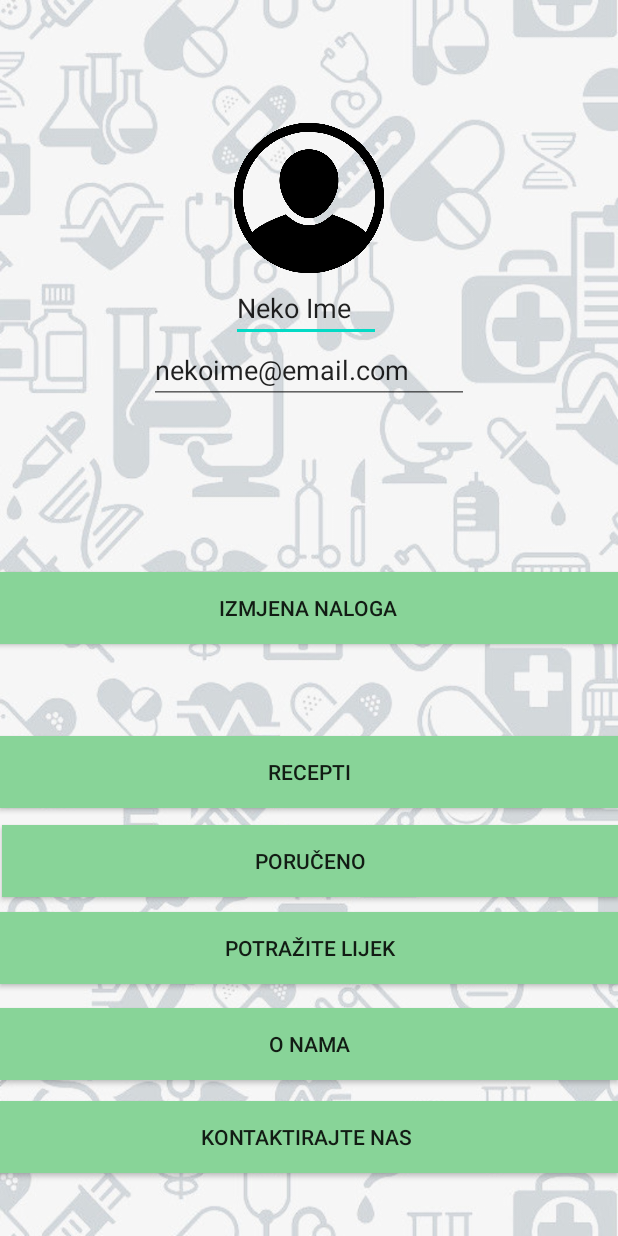
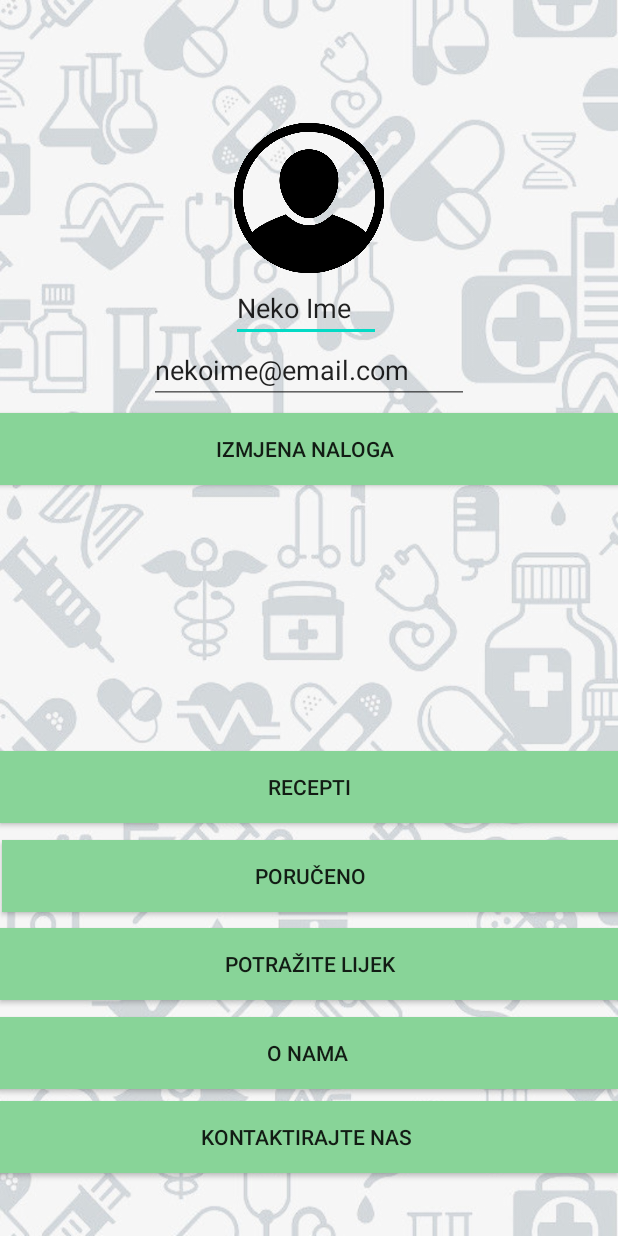
Before and after one commit to teodorabenic/Med2Go, an Android app: the layout mojnalog.xml on its own in the app's theme, with its tools: preview values and no code run, on a phone screen of 412 x 824 dp. Run offline under Robolectric (Android 15) with nearby library versions, the phone set to English and light mode, and no system bars.

Commit message:
opet dugmad..

```diff
--- a/app/src/main/res/layout/mojnalog.xml
+++ b/app/src/main/res/layout/mojnalog.xml
@@ -50,8 +50,8 @@
         android:layout_height="wrap_content"
         android:layout_alignParentStart="true"
         android:layout_alignParentTop="true"
-        android:layout_marginStart="-2dp"
-        android:layout_marginTop="381dp"
+        android:layout_marginStart="-6dp"
+        android:layout_marginTop="275dp"
         android:background="#88D498"
         android:text="Izmjena naloga" />
 
@@ -61,7 +61,8 @@
         android:layout_height="wrap_content"
         android:layout_alignParentStart="true"
         android:layout_alignParentBottom="true"
-        android:layout_marginBottom="285dp"
+        android:layout_marginStart="0dp"
+        android:layout_marginBottom="275dp"
         android:background="#88D498"
         android:text="Recepti" />
 
@@ -72,7 +73,7 @@
         android:layout_alignParentStart="true"
         android:layout_alignParentBottom="true"
         android:layout_marginStart="1dp"
-        android:layout_marginBottom="226dp"
+        android:layout_marginBottom="216dp"
         android:background="#88D498"
         android:text="Poručeno" />
 
@@ -83,7 +84,7 @@
         android:layout_alignParentStart="true"
         android:layout_alignParentBottom="true"
         android:layout_marginStart="0dp"
-        android:layout_marginBottom="168dp"
+        android:layout_marginBottom="157dp"
         android:background="#88D498"
         android:text="Potražite lijek" />
 
@@ -93,8 +94,8 @@
         android:layout_height="wrap_content"
         android:layout_alignParentStart="true"
         android:layout_alignParentBottom="true"
-        android:layout_marginStart="0dp"
-        android:layout_marginBottom="104dp"
+        android:layout_marginStart="-2dp"
+        android:layout_marginBottom="98dp"
         android:background="#88D498"
         android:text="O nama" />
 
```
Also changed, not shown: app/src/main/java/com/example/pokusaj/Mojnalog.java (+7 -6 lines).
